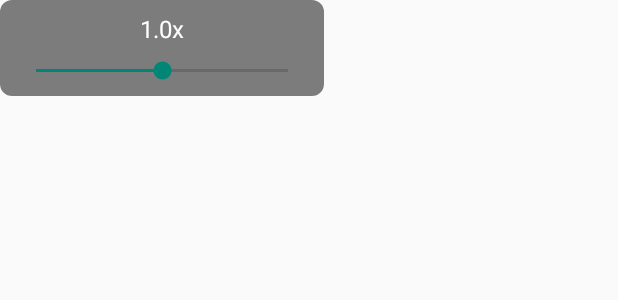
After one commit to WeiDingDing/Speet, an Android app: the layout layout_speed_control.xml on its own in the app's theme, with its tools: preview values and no code run, on a phone screen of 412 x 824 dp. The commit adds this screen. Shown: the top 300 px of the screen. Run offline under Robolectric (Android 15) with nearby library versions, the phone set to English and light mode, and no system bars.

Commit message:
更新 build.gradle 文件，添加 LSPosed API 依赖；更新 AndroidManifest.xml 文件，添加悬浮窗权限和服务声明，以及模块相关的元数据；更新 strings.xml 文件，添加模块描述和权限提示信息。

```diff
--- a/app/build.gradle
+++ b/app/build.gradle
@@ -38,6 +38,11 @@ dependencies {
     implementation 'androidx.core:core-ktx:1.12.0'
     implementation 'androidx.appcompat:appcompat:1.6.1'
     implementation 'com.google.android.material:material:1.11.0'
+
+    // LSPosed API
+    compileOnly 'de.robv.android.xposed:api:82'
+    compileOnly 'de.robv.android.xposed:api:82:sources'
+
     testImplementation 'junit:junit:4.13.2'
     androidTestImplementation 'androidx.test.ext:junit:1.1.5'
     androidTestImplementation 'androidx.test.espresso:espresso-core:3.5.1'
--- /dev/null
+++ b/app/src/main/res/drawable/float_window_bg.xml
@@ -0,0 +1,5 @@
+<?xml version="1.0" encoding="utf-8"?>
+<shape xmlns:android="http://schemas.android.com/apk/res/android">
+  <solid android:color="#80000000" />
+  <corners android:radius="8dp" />
+</shape>
--- /dev/null
+++ b/app/src/main/res/layout/layout_speed_control.xml
@@ -0,0 +1,26 @@
+<?xml version="1.0" encoding="utf-8"?>
+<LinearLayout xmlns:android="http://schemas.android.com/apk/res/android"
+  android:layout_width="wrap_content"
+  android:layout_height="wrap_content"
+  android:orientation="vertical"
+  android:padding="8dp"
+  android:background="@drawable/float_window_bg">
+
+  <TextView
+    android:id="@+id/speedText"
+    android:layout_width="wrap_content"
+    android:layout_height="wrap_content"
+    android:text="1.0x"
+    android:textSize="16sp"
+    android:textColor="#FFFFFF"
+    android:layout_gravity="center_horizontal"
+    android:layout_marginBottom="8dp" />
+
+  <SeekBar
+    android:id="@+id/speedSeekBar"
+    android:layout_width="200dp"
+    android:layout_height="wrap_content"
+    android:max="100"
+    android:progress="50" />
+
+</LinearLayout>
--- a/app/src/main/res/values/strings.xml
+++ b/app/src/main/res/values/strings.xml
@@ -1,5 +1,6 @@
 <?xml version="1.0" encoding="utf-8"?>
 <resources>
   <string name="app_name">Speet</string>
-  <string name="hello">Hello, Speet!\n作者：Vitity</string>
+  <string name="module_description">A LSPosed module for time manipulation</string>
+  <string name="permission_required">Overlay permission is required</string>
 </resources>
```
Also changed, not shown: app/src/main/AndroidManifest.xml (+24 -0 lines), app/src/main/java/com/speet/core/SpeetModule.kt (added, +43 -0 lines), app/src/main/java/com/speet/core/TimeController.kt (added, +25 -0 lines), app/src/main/java/com/speet/ui/FloatingService.kt (added, +42 -0 lines), app/src/main/java/com/speet/ui/SpeedControlView.kt (added, +69 -0 lines), app/src/main/res/values/arrays.xml (added, +7 -0 lines), 1 other file.
